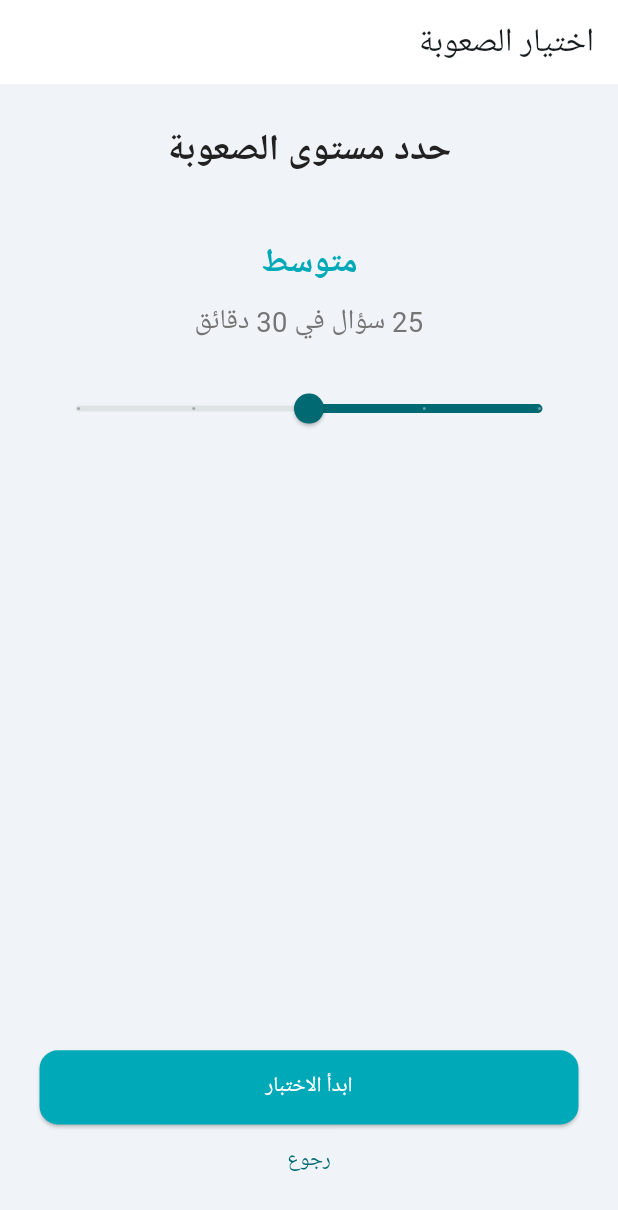
After one commit to trapped963963-cyber/anatomy_quiz_app, a Flutter app: the QuizDifficultySelectionScreen screen opened by its route, on a phone screen of 412 x 824 dp. The commit adds this screen. Shown: the top 1210 px of the screen. Run offline on Flutter 3.47's test engine with Material 3 defaults, Android fonts, the phone set to English and light mode, and no system bars; our stand-ins replace audioplayers, auto_size_text, confetti, device_info_plus, flutter_animate, flutter_riverpod and 5 more; accounts and stored records are empty; Roboto replaces fonts that are missing (Cairo).

Commit message:
custom quiz cration

```diff
--- a/lib/core/routing/app_router.dart
+++ b/lib/core/routing/app_router.dart
@@ -94,6 +94,18 @@ class AppRouter {
         path: '/units',
         builder: (context, state) => const UnitsScreen(),
       ),
+      GoRoute(
+        path: '/quiz/difficulty',
+        builder: (context, state) => const QuizDifficultySelectionScreen(),
+      ),
+      GoRoute(
+        path: '/quiz/in-progress',
+        builder: (context, state) => const QuizInProgressScreen(),
+      ),
+      GoRoute(
+        path: '/quiz/select-content',
+        builder: (context, state) => const QuizContentSelectionScreen(),
+      ),
     ],
   );
 }
--- /dev/null
+++ b/lib/data/models/custom_quiz_config.dart
@@ -0,0 +1,50 @@
+// This enum defines our five difficulty levels.
+enum QuizDifficulty {
+  veryEasy,
+  easy,
+  medium,
+  difficult,
+  veryDifficult,
+}
+
+// This class is a simple container for all the user's choices.
+class CustomQuizConfig {
+  final Set<int> selectedDiagramIds;
+  final QuizDifficulty difficulty;
+
+  // We can add getters to easily access the quiz parameters.
+  int get questionCount {
+    switch (difficulty) {
+      case QuizDifficulty.veryEasy: return 5;
+      case QuizDifficulty.easy: return 15;
+      case QuizDifficulty.medium: return 25;
+      case QuizDifficulty.difficult: return 40;
+      case QuizDifficulty.veryDifficult: return 50;
+    }
+  }
+
+  int get timeInMinutes {
+     switch (difficulty) {
+      case QuizDifficulty.veryEasy: return 10;
+      case QuizDifficulty.easy: return 20;
+      case QuizDifficulty.medium: return 30;
+      case QuizDifficulty.difficult: return 40;
+      case QuizDifficulty.veryDifficult: return 50;
+    }
+  }
+
+  const CustomQuizConfig({
+    this.selectedDiagramIds = const {},
+    this.difficulty = QuizDifficulty.medium,
+  });
+
+  CustomQuizConfig copyWith({
+    Set<int>? selectedDiagramIds,
+    QuizDifficulty? difficulty,
+  }) {
+    return CustomQuizConfig(
+      selectedDiagramIds: selectedDiagramIds ?? this.selectedDiagramIds,
+      difficulty: difficulty ?? this.difficulty,
+    );
+  }
+}
--- a/lib/data/models/models.dart
+++ b/lib/data/models/models.dart
@@ -6,3 +6,4 @@ export 'quiz_config.dart';
 export 'user_progress.dart';
 export 'unit.dart';
 export 'diagram_with_progress.dart';
+export 'custom_quiz_config.dart';
--- a/lib/data/models/question.dart
+++ b/lib/data/models/question.dart
@@ -1,6 +1,7 @@
 import 'package:anatomy_quiz_app/data/models/label.dart';
 
-// Enum to define our 5 question types
+enum QuestionMode { learn, test }
+
 enum QuestionType {
   askForTitle,
   askForNumber,
--- a/lib/presentation/screens/main_screen.dart
+++ b/lib/presentation/screens/main_screen.dart
@@ -81,9 +81,7 @@ class MainScreen extends ConsumerWidget {
                   context,
                   title: 'اختبار عام',
                   icon: Icons.quiz,
-                  onTap: () {
-                    // We will build this screen later
-                  },
+                  onTap: () => context.push('/quiz/select-content'),
                 ),
               ],
             ),
--- /dev/null
+++ b/lib/presentation/screens/quiz/quiz_difficulty_selection_screen.dart
@@ -0,0 +1,97 @@
+import 'package:flutter/material.dart';
+import 'package:flutter_riverpod/flutter_riverpod.dart';
+import 'package:flutter_screenutil/flutter_screenutil.dart';
+import 'package:go_router/go_router.dart';
+import 'package:anatomy_quiz_app/data/models/models.dart';
+import 'package:anatomy_quiz_app/presentation/providers/custom_quiz_provider.dart';
+
+class QuizDifficultySelectionScreen extends ConsumerStatefulWidget {
+  const QuizDifficultySelectionScreen({super.key});
+
+  @override
+  ConsumerState<QuizDifficultySelectionScreen> createState() =>
+      _QuizDifficultySelectionScreenState();
+}
+
+class _QuizDifficultySelectionScreenState extends ConsumerState<QuizDifficultySelectionScreen> {
+  // Start the slider at "Medium" (index 2)
+  double _currentSliderValue = 2;
+
+  // Helper map to get display names for each difficulty
+  final Map<QuizDifficulty, String> _difficultyLabels = {
+    QuizDifficulty.veryEasy: 'سهل جداً',
+    QuizDifficulty.easy: 'سهل',
+    QuizDifficulty.medium: 'متوسط',
+    QuizDifficulty.difficult: 'صعب',
+    QuizDifficulty.veryDifficult: 'صعب جداً',
+  };
+
+  @override
+  Widget build(BuildContext context) {
+    // Get the enum value from the slider's double value
+    final selectedDifficulty = QuizDifficulty.values[_currentSliderValue.toInt()];
+
+    // Create a temporary config object to get the details for the selected difficulty
+    final tempConfig = CustomQuizConfig(difficulty: selectedDifficulty);
+    final questionCount = tempConfig.questionCount;
+    final timeInMinutes = tempConfig.timeInMinutes;
+
+    return Scaffold(
+      appBar: AppBar(
+        title: const Text('اختيار الصعوبة'),
+      ),
+      body: Padding(
+        padding: EdgeInsets.all(24.w),
+        child: Column(
+          mainAxisAlignment: MainAxisAlignment.center,
+          crossAxisAlignment: CrossAxisAlignment.stretch,
+          children: [
+            Text(
+              'حدد مستوى الصعوبة',
+              style: TextStyle(fontSize: 24.sp, fontWeight: FontWeight.bold),
+              textAlign: TextAlign.center,
+            ),
+            SizedBox(height: 40.h),
+            // Display the name of the selected difficulty
+            Text(
+              _difficultyLabels[selectedDifficulty]!,
+              style: TextStyle(fontSize: 22.sp, color: Theme.of(context).primaryColor, fontWeight: FontWeight.w600),
+              textAlign: TextAlign.center,
+            ),
+            SizedBox(height: 10.h),
+            // Display the details for the selected difficulty
+            Text(
+              '$questionCount سؤال في $timeInMinutes دقائق',
+              style: TextStyle(fontSize: 18.sp, color: Colors.grey.shade600),
+              textAlign: TextAlign.center,
+            ),
+            SizedBox(height: 20.h),
+            Slider(
+              value: _currentSliderValue,
+              min: 0,
+              max: 4,
+              divisions: 4, // 4 divisions create 5 steps
+              label: _difficultyLabels[selectedDifficulty]!,
+              onChanged: (double value) {
+                setState(() {
+                  _currentSliderValue = value;
+                });
+              },
+            ),
+            const Spacer(),
+            ElevatedButton(
+              onPressed: () {
+                // Save the final difficulty choice to the provider
+                ref.read(customQuizConfigProvider.notifier).setDifficulty(selectedDifficulty);
+                // Navigate to the next screen (which we will build next)
+                context.push('/quiz/in-progress');
+              },
+              child: const Text('ابدأ الاختبار'),
+            ),
+            TextButton(onPressed: () => context.pop(), child: const Text('رجوع')),
+          ],
+        ),
+      ),
+    );
+  }
+}
--- a/lib/presentation/screens/review_step_screen.dart
+++ b/lib/presentation/screens/review_step_screen.dart
@@ -109,6 +109,7 @@ class ReviewStepScreen extends ConsumerWidget {
               key: UniqueKey(),
               question: currentQuestion,
               onAnswered: (isCorrect) => reviewNotifier.answer(isCorrect),
+              mode: QuestionMode.learn,
             ),
           ),
         ],
--- a/lib/presentation/screens/screens.dart
+++ b/lib/presentation/screens/screens.dart
@@ -5,7 +5,10 @@ export 'activation/promo_code_screen.dart';
 export 'activation/contact_admin_screen.dart';
 export 'activation/activation_code_screen.dart';
 
-// Will add main app screens later
+export 'quiz/quiz_content_selection_screen.dart';
+export 'quiz/quiz_difficulty_selection_screen.dart';
+export 'quiz/quiz_in_progress_screen.dart';
+
 export 'main_screen.dart';
 export 'splash_screen.dart';
 export 'level_screen.dart';
--- a/lib/presentation/screens/step_screen.dart
+++ b/lib/presentation/screens/step_screen.dart
@@ -118,6 +118,7 @@ class _StepScreenState extends ConsumerState<StepScreen> {
                 onAnswered: (isCorrect) {
                   quizNotifier.answerQuestion(isCorrect);
                 },
+                mode: QuestionMode.learn,
               ),
             ),
           ],
```
Also changed, not shown: lib/data/datasources/database_helper.dart (+13 -0 lines), lib/presentation/providers/custom_quiz_provider.dart (added, +120 -0 lines), lib/presentation/screens/quiz/quiz_content_selection_screen.dart (added, +167 -0 lines), lib/presentation/screens/quiz/quiz_in_progress_screen.dart (added, +80 -0 lines), lib/presentation/widgets/quiz/question_widget.dart (+17 -3 lines).
